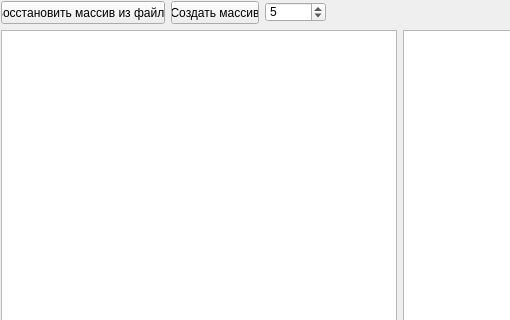
This is mainwindow.ui in MZKey/RandArray as Qt 5 draws it before an edit; both pictures show x 0 to 510 and y 0 to 320 of the 800 by 600 pixel window. The edited form follows.
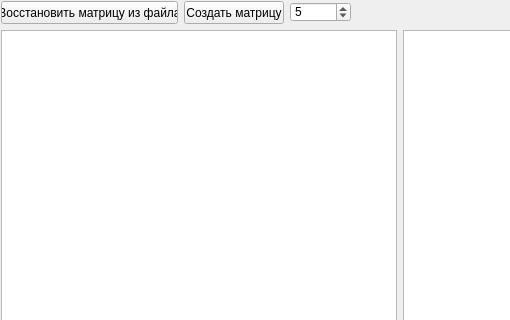
This is the edited form.

```diff
--- a/mainwindow.ui
+++ b/mainwindow.ui
@@ -69,12 +69,12 @@
         </property>
         <property name="maximumSize">
          <size>
-          <width>164</width>
+          <width>177</width>
           <height>23</height>
          </size>
         </property>
         <property name="text">
-         <string>Восстановить массив из файла</string>
+         <string>Восстановить матрицу из файла</string>
         </property>
         <property name="default">
          <bool>false</bool>
@@ -85,15 +85,21 @@
        </widget>
       </item>
       <item>
-       <widget class="QPushButton" name="createArrBtn">
+       <widget class="QPushButton" name="btnCreateMatr">
+        <property name="sizePolicy">
+         <sizepolicy hsizetype="Maximum" vsizetype="Fixed">
+          <horstretch>0</horstretch>
+          <verstretch>0</verstretch>
+         </sizepolicy>
+        </property>
         <property name="maximumSize">
          <size>
-          <width>88</width>
+          <width>100</width>
           <height>23</height>
          </size>
         </property>
         <property name="text">
-         <string>Создать массив</string>
+         <string>Создать матрицу</string>
         </property>
         <property name="default">
          <bool>false</bool>
```
Left out of the diff: 2 changed lines with no effect on the pictures.
